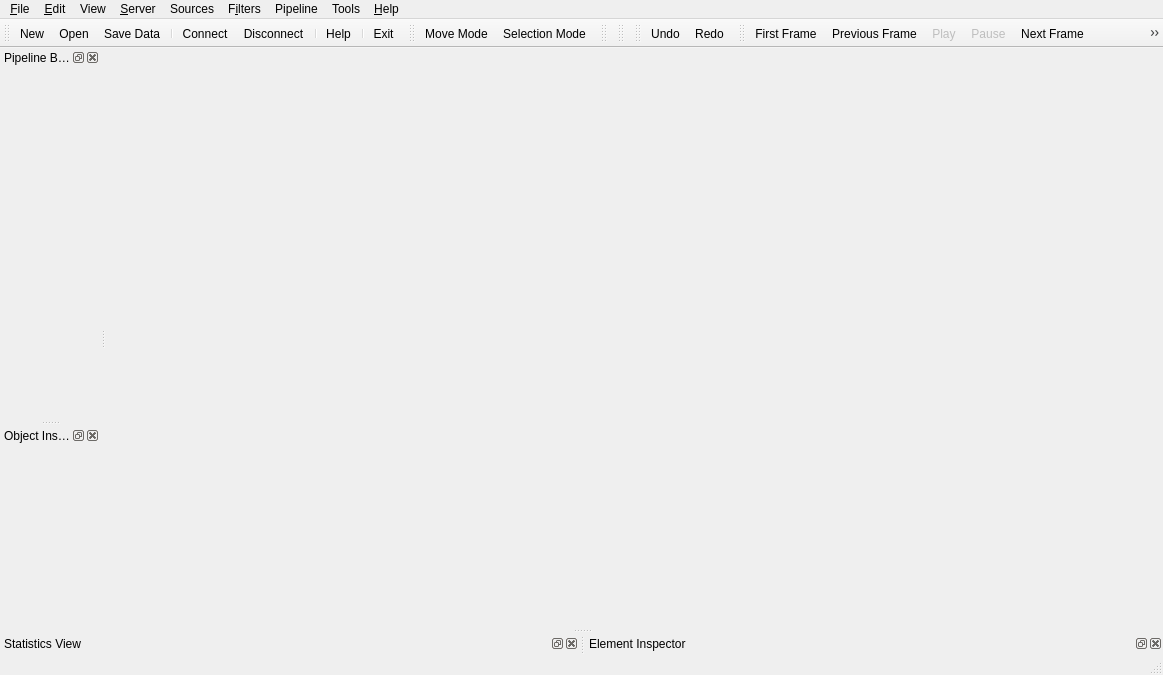
Old version of the form Applications/Client/MainWindow.ui in the repository wildmichael/ParaView3-enhancements-old.
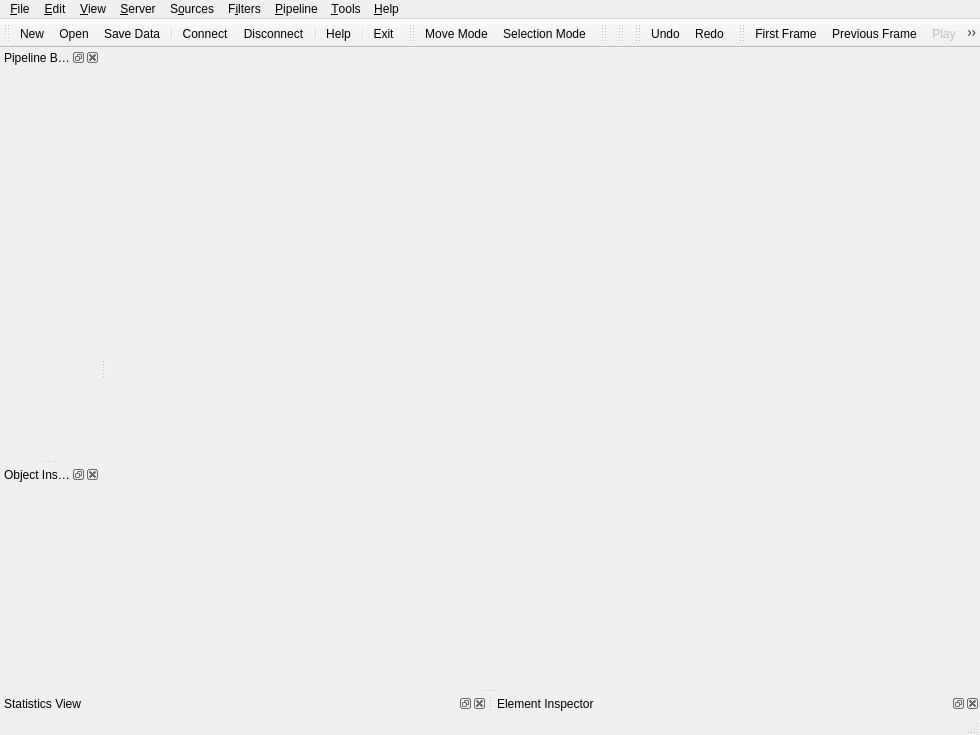
New version of the form. Icons and pictures are not drawn.

Commit message: BUG: Re-adding the menu keyboard shortcuts.

Patch:
```diff
--- a/Applications/Client/MainWindow.ui
+++ b/Applications/Client/MainWindow.ui
@@ -8,8 +8,8 @@
    <rect>
     <x>0</x>
     <y>0</y>
-    <width>1163</width>
-    <height>675</height>
+    <width>980</width>
+    <height>735</height>
    </rect>
   </property>
   <property name="windowTitle" >
@@ -28,14 +28,9 @@
      <x>0</x>
      <y>0</y>
      <width>1163</width>
-     <height>21</height>
+     <height>19</height>
     </rect>
    </property>
-   <widget class="QMenu" name="menuRecentFiles" >
-    <property name="title" >
-     <string>Recent Files</string>
-    </property>
-   </widget>
    <widget class="QMenu" name="menuHelp" >
     <property name="title" >
      <string>&amp;Help</string>
@@ -45,11 +40,6 @@
     <addaction name="separator" />
     <addaction name="actionHelpEnableTooltips" />
    </widget>
-   <widget class="QMenu" name="menuPipeline" >
-    <property name="title" >
-     <string>Pipeline</string>
-    </property>
-   </widget>
    <widget class="QMenu" name="menuFilters" >
     <property name="title" >
      <string>F&amp;ilters</string>
@@ -57,7 +47,7 @@
    </widget>
    <widget class="QMenu" name="menuSources" >
     <property name="title" >
-     <string>Sources</string>
+     <string>S&amp;ources</string>
     </property>
    </widget>
    <widget class="QMenu" name="menuServer" >
@@ -101,7 +91,7 @@
    </widget>
    <widget class="QMenu" name="menuView" >
     <property name="title" >
-     <string>View</string>
+     <string>&amp;View</string>
     </property>
     <widget class="QMenu" name="menuToolbars" >
      <property name="title" >
@@ -112,7 +102,7 @@
    </widget>
    <widget class="QMenu" name="menuTools" >
     <property name="title" >
-     <string>Tools</string>
+     <string>&amp;Tools</string>
     </property>
     <addaction name="actionToolsCreateCustomFilter" />
     <addaction name="actionToolsManageCustomFilters" />
@@ -124,6 +114,11 @@
     <addaction name="separator" />
     <addaction name="actionToolsPythonShell" />
    </widget>
+   <widget class="QMenu" name="menuPipeline" >
+    <property name="title" >
+     <string>&amp;Pipeline</string>
+    </property>
+   </widget>
    <addaction name="menuFile" />
    <addaction name="menuEdit" />
    <addaction name="menuView" />
@@ -134,7 +129,16 @@
    <addaction name="menuTools" />
    <addaction name="menuHelp" />
   </widget>
-  <widget class="QStatusBar" name="statusbar" />
+  <widget class="QStatusBar" name="statusbar" >
+   <property name="geometry" >
+    <rect>
+     <x>0</x>
+     <y>656</y>
+     <width>1163</width>
+     <height>19</height>
+    </rect>
+   </property>
+  </widget>
   <widget class="QDockWidget" name="pipelineBrowserDock" >
    <property name="allowedAreas" >
     <set>Qt::LeftDockWidgetArea|Qt::RightDockWidgetArea</set>
```
Left out of the diff: 24 changed lines with no effect on the pictures.
